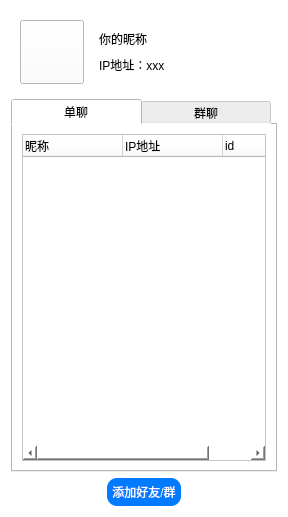
First picture: the form in Qt-IM/mainwindow.ui, repository XiaoZheng2003/BIT-QT-IM, before the edit.
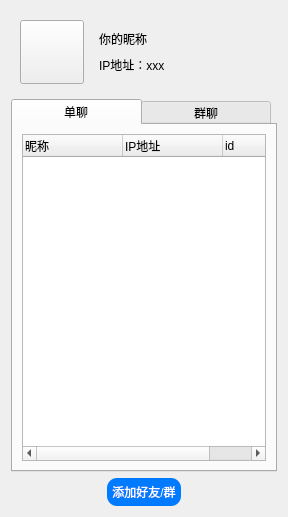
Second picture: the form after the edit. Icons and pictures are not drawn.

Commit message: 修复bug

```diff
--- a/Qt-IM/mainwindow.ui
+++ b/Qt-IM/mainwindow.ui
@@ -14,7 +14,7 @@
    <string>Form</string>
   </property>
   <property name="styleSheet">
-   <string notr="true">background-color: rgb(255, 255, 255);</string>
+   <string notr="true"/>
   </property>
   <layout class="QVBoxLayout" name="verticalLayout_2">
    <item>
```
Left out of the diff: 4 changed lines with no effect on the pictures. The commit also changes 1 other file.
